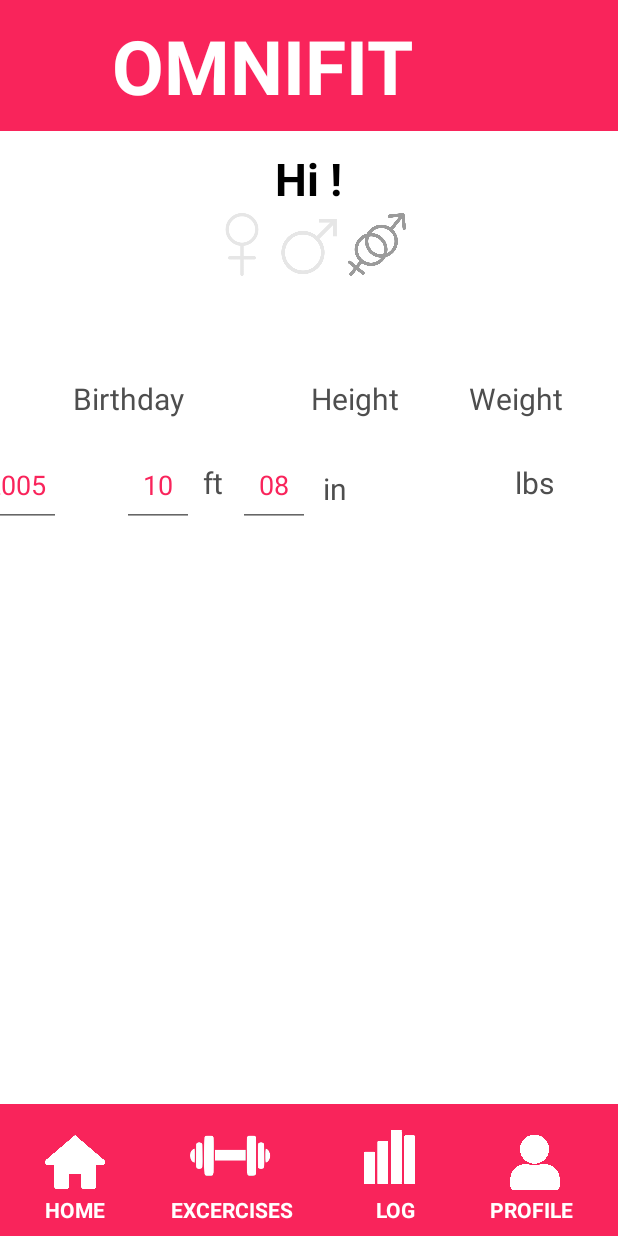
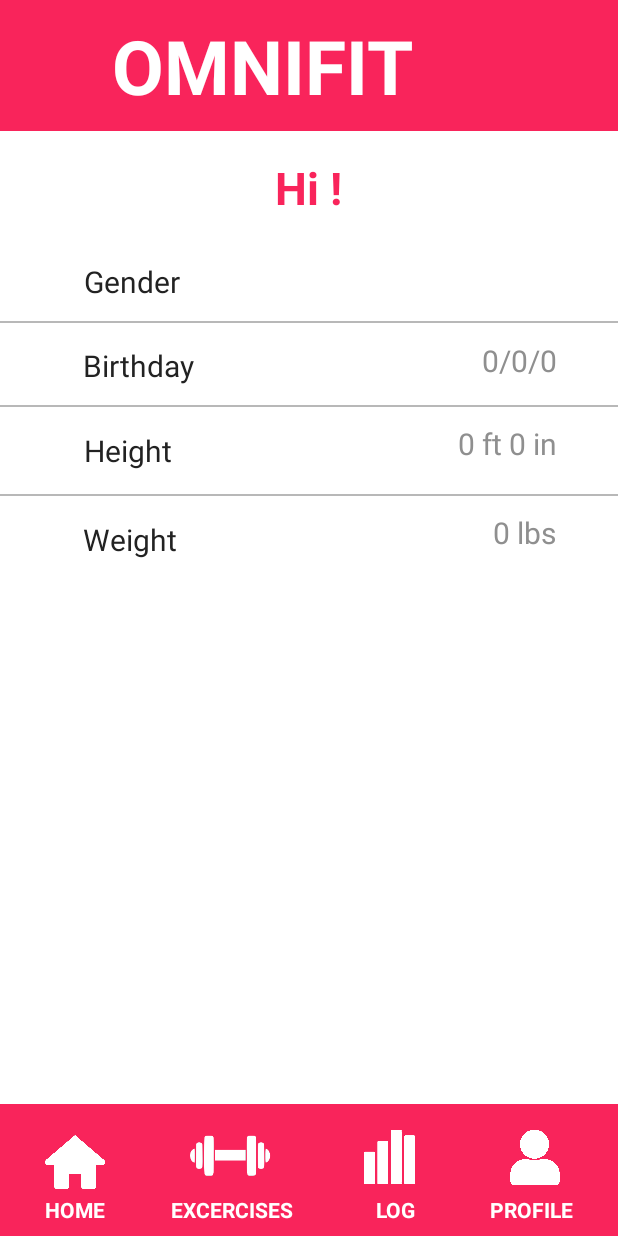
Before and after one commit to siyasiyasiya/healthApp, an Android app: the UserProfile screen opened directly, with no data from a screen before it, on a phone screen of 412 x 824 dp. Run offline under Robolectric (Android 15) with nearby library versions, the phone set to English and light mode, and no system bars.

Commit message:
profile layout

```diff
--- a/app/src/main/java/com/example/healthapp/UserProfile.java
+++ b/app/src/main/java/com/example/healthapp/UserProfile.java
@@ -17,33 +17,31 @@ import java.io.InputStreamReader;
 public class UserProfile extends AppCompatActivity {
     String name = "";
     String gender = "";
+    int month = 0;
+    int day = 0;
+    int year=0;
+    int feet=0;
+    int inches =0;
+    int weight = 0;
 
     @Override
     protected void onCreate(Bundle savedInstanceState) {
         super.onCreate(savedInstanceState);
         setContentView(R.layout.activity_user_profile);
-
-        ImageView femaleIcon = findViewById(R.id.genderIcon1);
-        ImageView maleIcon = findViewById(R.id.genderIcon2);
-        ImageView otherIcon = findViewById(R.id.genderIcon3);
         TextView nameLbl = findViewById(R.id.nameLbl);
+        TextView genderView = findViewById(R.id.genderView);
+        TextView birthdayView = findViewById(R.id.birthdayView);
+        TextView heightView = findViewById(R.id.heightView);
+        TextView weightView = findViewById(R.id.weightView);
 
         loadData();
 
         nameLbl.setText("Hi " + name +"!");
-        if(gender.equals("female")){
-            femaleIcon.setAlpha(100);
-            maleIcon.setAlpha(25);
-            otherIcon.setAlpha(25);
-        }else if(gender.equals("male")){
-            femaleIcon.setAlpha(25);
-            maleIcon.setAlpha(100);
-            otherIcon.setAlpha(25);
-        }else{
-            femaleIcon.setAlpha(25);
-            maleIcon.setAlpha(25);
-            otherIcon.setAlpha(100);
-        }
+        genderView.setText(gender);
+        birthdayView.setText(month +"/"+day+"/"+year);
+        heightView.setText(feet + " ft " + inches+" in");
+        weightView.setText(weight+ " lbs");
+
     }
 
     public void navHome(View v){
@@ -60,6 +58,12 @@ public class UserProfile extends AppCompatActivity {
 //            String text;
             name = br.readLine();
             gender = br.readLine();
+            month = Integer.parseInt(br.readLine());
+            day = Integer.parseInt(br.readLine());
+            year = Integer.parseInt(br.readLine());
+            feet = Integer.parseInt(br.readLine());
+            inches = Integer.parseInt(br.readLine());
+            weight = Integer.parseInt(br.readLine());
 //            while((text = br.readLine()) != null){
 //                sb.append(text).append("\n");
 //            }
--- a/app/src/main/res/layout/activity_user_profile.xml
+++ b/app/src/main/res/layout/activity_user_profile.xml
@@ -7,236 +7,106 @@
     tools:context=".UserProfile">
 
     <TextView
-        android:id="@+id/textView36"
-        android:layout_width="25dp"
-        android:layout_height="36dp"
-        android:layout_marginTop="308dp"
-        android:layout_marginEnd="47dp"
-        android:fontFamily="sans-serif"
-        android:text="/"
-        android:textAlignment="center"
-        android:textColor="#4E4E4E"
+        android:id="@+id/heightView"
+        android:layout_width="263dp"
+        android:layout_height="32dp"
+        android:text="ft in"
+        android:textAlignment="textEnd"
+        android:textColor="#8F8F8F"
         android:textSize="20sp"
-        app:layout_constraintEnd_toEndOf="@+id/dayText3"
-        app:layout_constraintTop_toTopOf="parent" />
-
-    <EditText
-        android:id="@+id/dayText3"
-        android:layout_width="48dp"
-        android:layout_height="55dp"
-        android:layout_marginTop="296dp"
-        android:layout_marginEnd="26dp"
-        android:ems="10"
-        android:inputType="number"
-        android:maxLength="2"
-        android:text="08"
-        android:textAlignment="center"
-        android:textColor="#F9245B"
-        app:layout_constraintEnd_toEndOf="@+id/textView37"
-        app:layout_constraintTop_toTopOf="parent"
-        tools:text="DD" />
+        app:layout_constraintBottom_toBottomOf="parent"
+        app:layout_constraintEnd_toEndOf="parent"
+        app:layout_constraintHorizontal_bias="0.727"
+        app:layout_constraintStart_toStartOf="parent"
+        app:layout_constraintTop_toTopOf="@+id/appName3"
+        app:layout_constraintVertical_bias="0.356" />
 
     <TextView
-        android:id="@+id/textView37"
-        android:layout_width="25dp"
-        android:layout_height="36dp"
-        android:layout_marginTop="308dp"
-        android:fontFamily="sans-serif"
-        android:text="/"
-        android:textAlignment="center"
-        android:textColor="#4E4E4E"
+        android:id="@+id/birthdayView"
+        android:layout_width="263dp"
+        android:layout_height="32dp"
+        android:text="mm/dd/yyyy"
+        android:textAlignment="textEnd"
+        android:textColor="#8F8F8F"
         android:textSize="20sp"
-        app:layout_constraintEnd_toStartOf="@+id/yearText"
-        app:layout_constraintTop_toTopOf="parent" />
+        app:layout_constraintBottom_toBottomOf="parent"
+        app:layout_constraintEnd_toEndOf="parent"
+        app:layout_constraintHorizontal_bias="0.727"
+        app:layout_constraintStart_toStartOf="parent"
+        app:layout_constraintTop_toTopOf="@+id/appName3"
+        app:layout_constraintVertical_bias="0.286" />
 
     <TextView
-        android:id="@+id/textView35"
-        android:layout_width="81dp"
-        android:layout_height="33dp"
-        android:layout_marginTop="252dp"
-        android:fontFamily="sans-serif"
-        android:text="Height"
-        android:textAlignment="center"
-        android:textColor="#4E4E4E"
+        android:id="@+id/genderView"
+        android:layout_width="263dp"
+        android:layout_height="32dp"
+        android:text="gender"
+        android:textAlignment="textEnd"
+        android:textColor="#8F8F8F"
         android:textSize="20sp"
+        app:layout_constraintBottom_toBottomOf="parent"
         app:layout_constraintEnd_toEndOf="parent"
-        app:layout_constraintHorizontal_bias="0.592"
+        app:layout_constraintHorizontal_bias="0.724"
         app:layout_constraintStart_toStartOf="parent"
-        app:layout_constraintTop_toTopOf="parent" />
-
-    <TextView
-        android:id="@+id/textView38"
-        android:layout_width="81dp"
-        android:layout_height="33dp"
-        android:layout_marginTop="252dp"
-        android:fontFamily="sans-serif"
-        android:text="Weight"
-        android:textAlignment="center"
-        android:textColor="#4E4E4E"
-        android:textSize="20sp"
-        app:layout_constraintEnd_toEndOf="parent"
-        app:layout_constraintHorizontal_bias="0.915"
-        app:layout_constraintStart_toStartOf="parent"
-        app:layout_constraintTop_toTopOf="parent" />
-
-    <EditText
-        android:id="@+id/yearText"
-        android:layout_width="60dp"
-        android:layout_height="55dp"
-        android:layout_marginTop="296dp"
-        android:layout_marginEnd="372dp"
-        android:ems="10"
-        android:inputType="number"
-        android:maxLength="4"
-        android:text="2005"
-        android:textAlignment="center"
-        android:textColor="#F9245B"
-        app:layout_constraintEnd_toEndOf="parent"
-        app:layout_constraintTop_toTopOf="parent"
-        tools:text="YYYY" />
-
-    <TextView
-        android:id="@+id/textView29"
-        android:layout_width="81dp"
-        android:layout_height="33dp"
-        android:layout_marginTop="252dp"
-        android:fontFamily="sans-serif"
-        android:text="Birthday"
-        android:textAlignment="center"
-        android:textColor="#4E4E4E"
-        android:textSize="20sp"
-        app:layout_constraintEnd_toEndOf="parent"
-        app:layout_constraintHorizontal_bias="0.136"
-        app:layout_constraintStart_toStartOf="parent"
-        app:layout_constraintTop_toTopOf="parent" />
-
-    <EditText
-        android:id="@+id/monthText"
-        android:layout_width="48dp"
-        android:layout_height="55dp"
-        android:layout_marginTop="296dp"
-        android:ems="10"
-        android:inputType="number"
-        android:maxLength="2"
-        android:text="10"
-        android:textAlignment="center"
-        android:textColor="#F9245B"
-        app:layout_constraintEnd_toStartOf="@+id/textView36"
-        app:layout_constraintHorizontal_bias="1.0"
-        app:layout_constraintStart_toStartOf="parent"
-        app:layout_constraintTop_toTopOf="parent"
-        tools:text="MM" />
-
-    <TextView
-        android:id="@+id/textView30"
-        android:layout_width="25dp"
-        android:layout_height="36dp"
-        android:layout_marginTop="312dp"
-        android:layout_marginEnd="176dp"
-        android:fontFamily="sans-serif"
-        android:text="in"
-        android:textAlignment="center"
-        android:textColor="#4E4E4E"
-        android:textSize="20sp"
-        app:layout_constraintEnd_toEndOf="parent"
-        app:layout_constraintTop_toTopOf="parent" />
-
-    <EditText
-        android:id="@+id/monthText3"
-        android:layout_width="48dp"
-        android:layout_height="55dp"
-        android:layout_marginTop="296dp"
-        android:ems="10"
-        android:inputType="number"
-        android:maxLength="2"
-        android:text="10"
-        android:textAlignment="center"
-        android:textColor="#F9245B"
-        app:layout_constraintEnd_toStartOf="@+id/textView31"
-        app:layout_constraintHorizontal_bias="1.0"
-        app:layout_constraintStart_toStartOf="parent"
-        app:layout_constraintTop_toTopOf="parent"
-        tools:text="MM" />
-
-    <EditText
-        android:id="@+id/monthText4"
-        android:layout_width="48dp"
-        android:layout_height="55dp"
-        android:layout_marginStart="480dp"
-        android:layout_marginTop="296dp"
-        android:layout_marginEnd="2dp"
-        android:ems="10"
-        android:inputType="number"
-        android:maxLength="2"
-        android:text="10"
-        android:textAlignment="center"
-        android:textColor="#F9245B"
-        app:layout_constraintEnd_toStartOf="@+id/textView39"
-        app:layout_constraintHorizontal_bias="1.0"
-        app:layout_constraintStart_toStartOf="parent"
-        app:layout_constraintTop_toTopOf="parent"
-        tools:text="MM" />
+        app:layout_constraintTop_toTopOf="@+id/appName3"
+        app:layout_constraintVertical_bias="0.215" />
 
     <TextView
         android:id="@+id/textView31"
-        android:layout_width="25dp"
-        android:layout_height="36dp"
-        android:layout_marginTop="308dp"
-        android:layout_marginEnd="4dp"
-        android:fontFamily="sans-serif"
-        android:text="ft"
-        android:textAlignment="center"
-        android:textColor="#4E4E4E"
+        android:layout_width="wrap_content"
+        android:layout_height="wrap_content"
+        android:text="Height"
+        android:textColor="@color/dark_gray"
         android:textSize="20sp"
-        app:layout_constraintEnd_toStartOf="@+id/dayText"
-        app:layout_constraintTop_toTopOf="parent" />
+        app:layout_constraintBottom_toBottomOf="parent"
+        app:layout_constraintEnd_toEndOf="parent"
+        app:layout_constraintHorizontal_bias="0.158"
+        app:layout_constraintStart_toStartOf="parent"
+        app:layout_constraintTop_toTopOf="@+id/appName3"
+        app:layout_constraintVertical_bias="0.36" />
 
     <TextView
-        android:id="@+id/textView39"
-        android:layout_width="40dp"
-        android:layout_height="35dp"
-        android:layout_marginTop="308dp"
-        android:layout_marginEnd="36dp"
-        android:fontFamily="sans-serif"
+        android:id="@+id/weightView"
+        android:layout_width="263dp"
+        android:layout_height="32dp"
         android:text="lbs"
-        android:textAlignment="center"
-        android:textColor="#4E4E4E"
+        android:textAlignment="textEnd"
+        android:textColor="#8F8F8F"
         android:textSize="20sp"
+        app:layout_constraintBottom_toBottomOf="parent"
         app:layout_constraintEnd_toEndOf="parent"
-        app:layout_constraintTop_toTopOf="parent" />
-
-    <EditText
-        android:id="@+id/dayText"
-        android:layout_width="48dp"
-        android:layout_height="55dp"
-        android:layout_marginTop="296dp"
-        android:layout_marginEnd="4dp"
-        android:ems="10"
-        android:inputType="number"
-        android:maxLength="2"
-        android:text="08"
-        android:textAlignment="center"
-        android:textColor="#F9245B"
-        app:layout_constraintEnd_toStartOf="@+id/textView30"
-        app:layout_constraintTop_toTopOf="parent"
-        tools:text="DD" />
+        app:layout_constraintHorizontal_bias="0.724"
+        app:layout_constraintStart_toStartOf="parent"
+        app:layout_constraintTop_toTopOf="@+id/appName3"
+        app:layout_constraintVertical_bias="0.431" />
 
     <TextView
-        android:id="@+id/appName3"
-        android:layout_width="603dp"
-        android:layout_height="87dp"
-        android:background="@color/red_pink"
-        android:gravity="center"
-        android:text="OMNIFIT"
-        android:textColor="@color/white"
-        android:textSize="50sp"
-        android:textStyle="bold"
+        android:id="@+id/textView33"
+        android:layout_width="wrap_content"
+        android:layout_height="wrap_content"
+        android:text="Weight"
+        android:textColor="@color/dark_gray"
+        android:textSize="20sp"
         app:layout_constraintBottom_toBottomOf="parent"
         app:layout_constraintEnd_toEndOf="parent"
-        app:layout_constraintHorizontal_bias="0.666"
+        app:layout_constraintHorizontal_bias="0.159"
         app:layout_constraintStart_toStartOf="parent"
-        app:layout_constraintTop_toTopOf="parent"
-        app:layout_constraintVertical_bias="0.0" />
+        app:layout_constraintTop_toTopOf="@+id/appName3"
+        app:layout_constraintVertical_bias="0.434" />
+
+    <TextView
+        android:id="@+id/textView22"
+        android:layout_width="wrap_content"
+        android:layout_height="wrap_content"
+        android:text="Gender"
+        android:textColor="@color/dark_gray"
+        android:textSize="20sp"
+        app:layout_constraintBottom_toBottomOf="parent"
+        app:layout_constraintEnd_toEndOf="parent"
+        app:layout_constraintHorizontal_bias="0.16"
+        app:layout_constraintStart_toStartOf="parent"
+        app:layout_constraintTop_toTopOf="@+id/appName3"
+        app:layout_constraintVertical_bias="0.218" />
 
     <ImageView
         android:id="@+id/widgetBar3"
@@ -278,16 +148,28 @@
         app:layout_constraintVertical_bias="0.99" />
 
     <ImageView
-        android:id="@+id/excerciseIcon4"
-        android:layout_width="62dp"
-        android:layout_height="41dp"
-        app:layout_constraintBottom_toBottomOf="parent"
+        android:id="@+id/reportIcon4"
+        android:layout_width="37dp"
+        android:layout_height="39dp"
+        app:layout_constraintBottom_toBottomOf="@+id/reportIconLbl3"
         app:layout_constraintEnd_toEndOf="parent"
-        app:layout_constraintHorizontal_bias="0.348"
+        app:layout_constraintHorizontal_bias="0.643"
         app:layout_constraintStart_toStartOf="parent"
         app:layout_constraintTop_toTopOf="@+id/widgetBar3"
-        app:layout_constraintVertical_bias="0.319"
-        app:srcCompat="@drawable/excercise_icon" />
+        app:layout_constraintVertical_bias="0.394"
+        app:srcCompat="@drawable/report_icon" />
+
+    <ImageView
+        android:id="@+id/profileIcon4"
+        android:layout_width="37dp"
+        android:layout_height="39dp"
+        app:layout_constraintBottom_toBottomOf="@+id/profileIconLbl3"
+        app:layout_constraintEnd_toEndOf="parent"
+        app:layout_constraintHorizontal_bias="0.902"
+        app:layout_constraintStart_toStartOf="parent"
+        app:layout_constraintTop_toTopOf="@+id/widgetBar3"
+        app:layout_constraintVertical_bias="0.394"
+        app:srcCompat="@drawable/profile_icon" />
 
     <TextView
         android:id="@+id/excerciseIconLbl3"
@@ -304,16 +186,33 @@
         app:layout_constraintVertical_bias="0.99" />
 
     <ImageView
-        android:id="@+id/reportIcon4"
-        android:layout_width="37dp"
-        android:layout_height="39dp"
-        app:layout_constraintBottom_toBottomOf="@+id/reportIconLbl3"
+        android:id="@+id/excerciseIcon4"
+        android:layout_width="62dp"
+        android:layout_height="41dp"
+        app:layout_constraintBottom_toBottomOf="parent"
         app:layout_constraintEnd_toEndOf="parent"
-        app:layout_constraintHorizontal_bias="0.643"
+        app:layout_constraintHorizontal_bias="0.348"
         app:layout_constraintStart_toStartOf="parent"
         app:layout_constraintTop_toTopOf="@+id/widgetBar3"
-        app:layout_constraintVertical_bias="0.394"
-        app:srcCompat="@drawable/report_icon" />
+        app:layout_constraintVertical_bias="0.319"
+        app:srcCompat="@drawable/excercise_icon" />
+
+    <TextView
+        android:id="@+id/appName3"
+        android:layout_width="603dp"
+        android:layout_height="87dp"
+        android:background="@color/red_pink"
+        android:gravity="center"
+        android:text="OMNIFIT"
+        android:textColor="@color/white"
+        android:textSize="50sp"
+        android:textStyle="bold"
+        app:layout_constraintBottom_toBottomOf="parent"
+        app:layout_constraintEnd_toEndOf="parent"
+        app:layout_constraintHorizontal_bias="0.666"
+        app:layout_constraintStart_toStartOf="parent"
+        app:layout_constraintTop_toTopOf="parent"
+        app:layout_constraintVertical_bias="0.0" />
 
     <TextView
         android:id="@+id/reportIconLbl3"
@@ -329,18 +228,6 @@
         app:layout_constraintTop_toTopOf="parent"
         app:layout_constraintVertical_bias="0.99" />
 
-    <ImageView
-        android:id="@+id/profileIcon4"
-        android:layout_width="37dp"
-        android:layout_height="39dp"
-        app:layout_constraintBottom_toBottomOf="@+id/profileIconLbl3"
-        app:layout_constraintEnd_toEndOf="parent"
-        app:layout_constraintHorizontal_bias="0.902"
-        app:layout_constraintStart_toStartOf="parent"
-        app:layout_constraintTop_toTopOf="@+id/widgetBar3"
-        app:layout_constraintVertical_bias="0.473"
-        app:srcCompat="@drawable/profile_icon" />
-
     <TextView
         android:id="@+id/profileIconLbl3"
         android:layout_width="wrap_content"
@@ -355,41 +242,6 @@
         app:layout_constraintTop_toTopOf="parent"
         app:layout_constraintVertical_bias=".99" />
 
-    <ImageView
-        android:id="@+id/genderIcon2"
-        android:layout_width="60dp"
-        android:layout_height="42dp"
-        app:layout_constraintBottom_toBottomOf="parent"
-        app:layout_constraintEnd_toEndOf="parent"
-        app:layout_constraintStart_toStartOf="parent"
-        app:layout_constraintTop_toTopOf="parent"
-        app:layout_constraintVertical_bias="0.183"
-        app:srcCompat="@drawable/male" />
-
-    <ImageView
-        android:id="@+id/genderIcon1"
-        android:layout_width="60dp"
-        android:layout_height="42dp"
-        app:layout_constraintBottom_toBottomOf="parent"
-        app:layout_constraintEnd_toEndOf="parent"
-        app:layout_constraintHorizontal_bias="0.373"
-        app:layout_constraintStart_toStartOf="parent"
-        app:layout_constraintTop_toTopOf="parent"
-        app:layout_constraintVertical_bias="0.182"
-        app:srcCompat="@drawable/female" />
-
-    <ImageView
-        android:id="@+id/genderIcon3"
-        android:layout_width="60dp"
-        android:layout_height="42dp"
-        app:layout_constraintBottom_toBottomOf="parent"
-        app:layout_constraintEnd_toEndOf="parent"
-        app:layout_constraintHorizontal_bias="0.628"
-        app:layout_constraintStart_toStartOf="parent"
-        app:layout_constraintTop_toTopOf="parent"
-        app:layout_constraintVertical_bias="0.182"
-        app:srcCompat="@drawable/other_gender" />
-
     <TextView
         android:id="@+id/nameLbl"
         android:layout_width="208dp"
@@ -397,7 +249,7 @@
         android:gravity="center_vertical"
         android:text="@string/greeting"
         android:textAlignment="center"
-        android:textColor="@color/black"
+        android:textColor="@color/red_pink"
         android:textSize="30sp"
         android:textStyle="bold"
         app:layout_constraintBottom_toBottomOf="parent"
@@ -405,6 +257,59 @@
         app:layout_constraintHorizontal_bias="0.498"
         app:layout_constraintStart_toStartOf="parent"
         app:layout_constraintTop_toTopOf="parent"
-        app:layout_constraintVertical_bias="0.125" />
+        app:layout_constraintVertical_bias="0.132" />
+
+    <TextView
+        android:id="@+id/textView18"
+        android:layout_width="wrap_content"
+        android:layout_height="wrap_content"
+        android:text="Birthday"
+        android:textColor="@color/dark_gray"
+        android:textSize="20sp"
+        app:layout_constraintBottom_toBottomOf="parent"
+        app:layout_constraintEnd_toEndOf="parent"
+        app:layout_constraintHorizontal_bias="0.163"
+        app:layout_constraintStart_toStartOf="parent"
+        app:layout_constraintTop_toTopOf="@+id/appName3"
+        app:layout_constraintVertical_bias="0.289" />
+
+    <ImageView
+        android:id="@+id/imageView"
+        android:layout_width="500dp"
+        android:layout_height="1dp"
+        android:background="#B8B8B8"
+        app:layout_constraintBottom_toBottomOf="parent"
+        app:layout_constraintEnd_toEndOf="parent"
+        app:layout_constraintHorizontal_bias="0.495"
+        app:layout_constraintStart_toStartOf="parent"
+        app:layout_constraintTop_toTopOf="@+id/appName3"
+        app:layout_constraintVertical_bias="0.26"
+        app:srcCompat="@drawable/customborder" />
+
+    <ImageView
+        android:id="@+id/imageView5"
+        android:layout_width="500dp"
+        android:layout_height="1dp"
+        android:background="#B8B8B8"
+        app:layout_constraintBottom_toBottomOf="parent"
+        app:layout_constraintEnd_toEndOf="parent"
+        app:layout_constraintHorizontal_bias="0.495"
+        app:layout_constraintStart_toStartOf="parent"
+        app:layout_constraintTop_toTopOf="@+id/appName3"
+        app:layout_constraintVertical_bias="0.328"
+        app:srcCompat="@drawable/customborder" />
+
+    <ImageView
+        android:id="@+id/imageView6"
+        android:layout_width="500dp"
+        android:layout_height="1dp"
+        android:background="#B8B8B8"
+        app:layout_constraintBottom_toBottomOf="parent"
+        app:layout_constraintEnd_toEndOf="parent"
+        app:layout_constraintHorizontal_bias="0.495"
+        app:layout_constraintStart_toStartOf="parent"
+        app:layout_constraintTop_toTopOf="@+id/appName3"
+        app:layout_constraintVertical_bias="0.4"
+        app:srcCompat="@drawable/customborder" />
 
 </androidx.constraintlayout.widget.ConstraintLayout>
```
